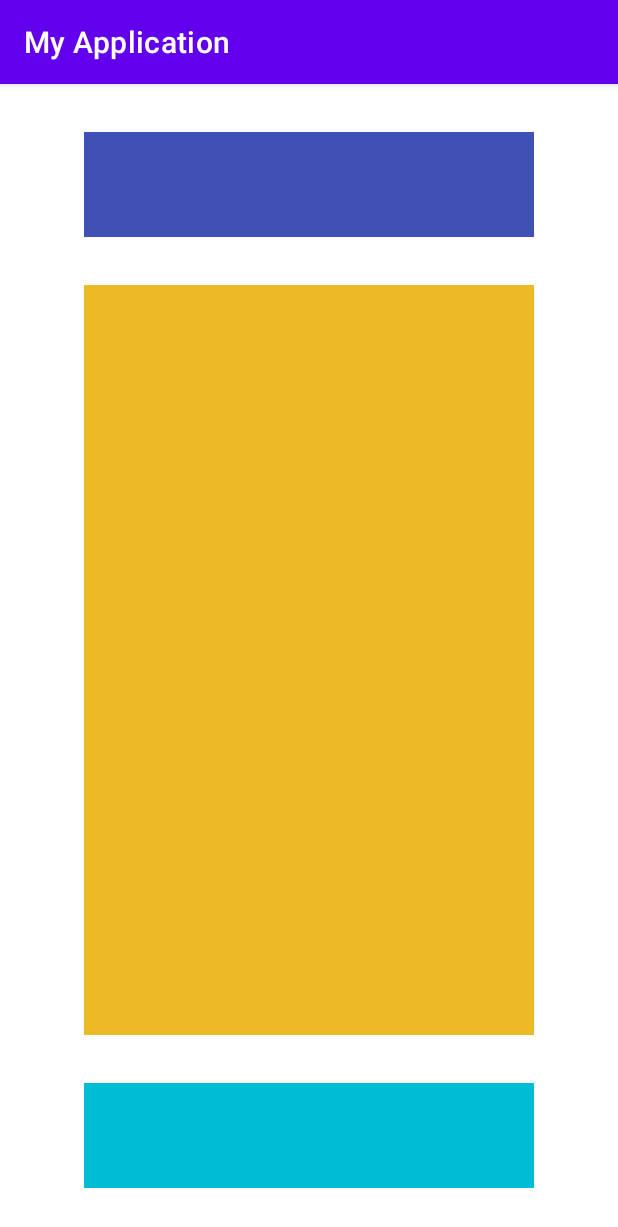
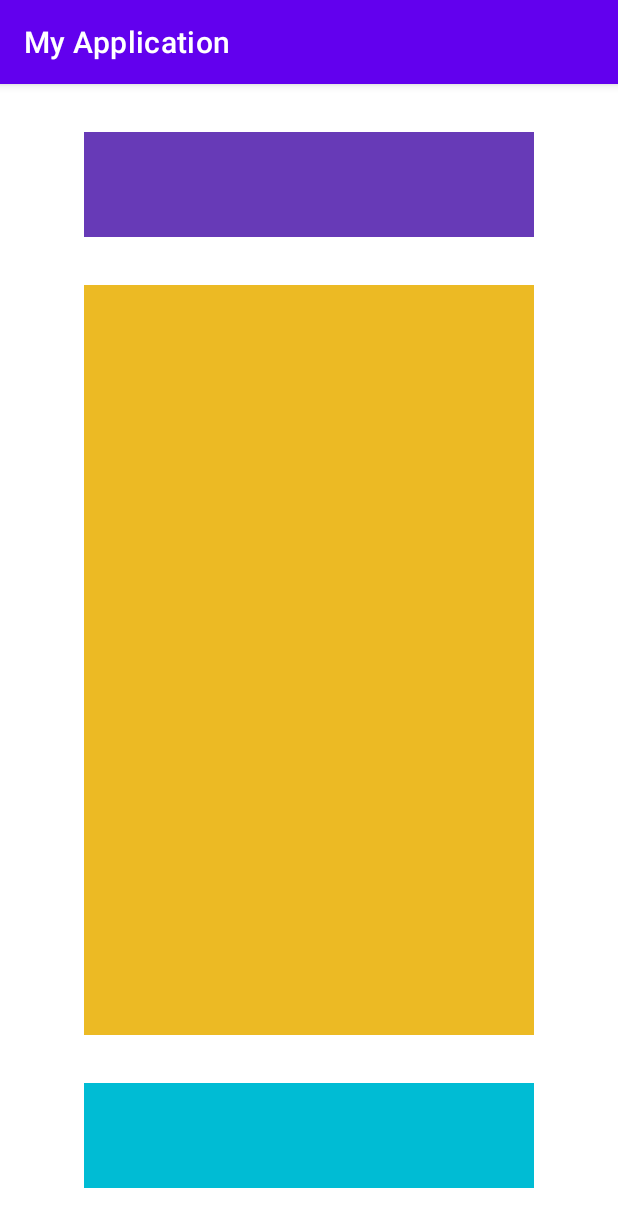
Before and after one commit to abdullahproff/MyMovieApp, an Android app: the screen it shows after launch (MainActivity), on a phone screen of 412 x 824 dp. Shown: the top 1227 px of the screen. Run offline under Robolectric (Android 15) with nearby library versions, the phone set to English and light mode, and no system bars.

```diff
--- a/app/src/main/res/layout/activity_main.xml
+++ b/app/src/main/res/layout/activity_main.xml
@@ -31,7 +31,7 @@
     <FrameLayout
         android:layout_width="300dp"
         android:layout_height="70dp"
-        android:background="#3F51B5"
+        android:background="#673AB7"
         app:layout_constraintBottom_toTopOf="@+id/linearLayout"
         app:layout_constraintEnd_toEndOf="parent"
         app:layout_constraintStart_toStartOf="parent"
```
